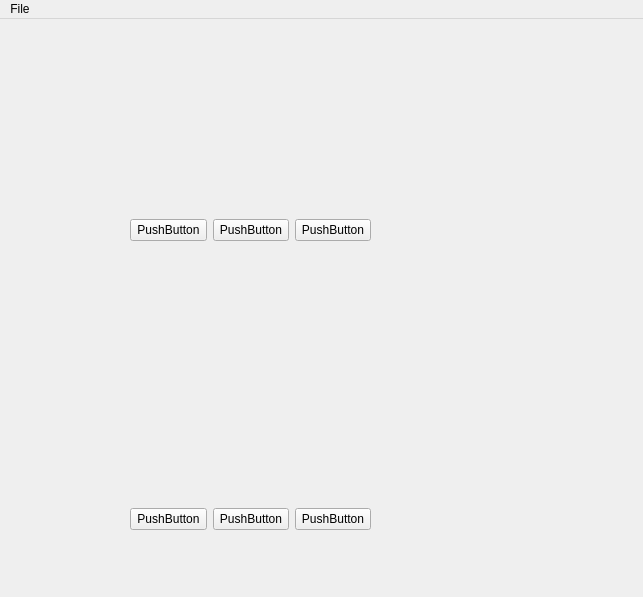
The window that mainwindow.ui (momomozakiki/ExcelReader) describes before a commit, drawn with Qt 5.
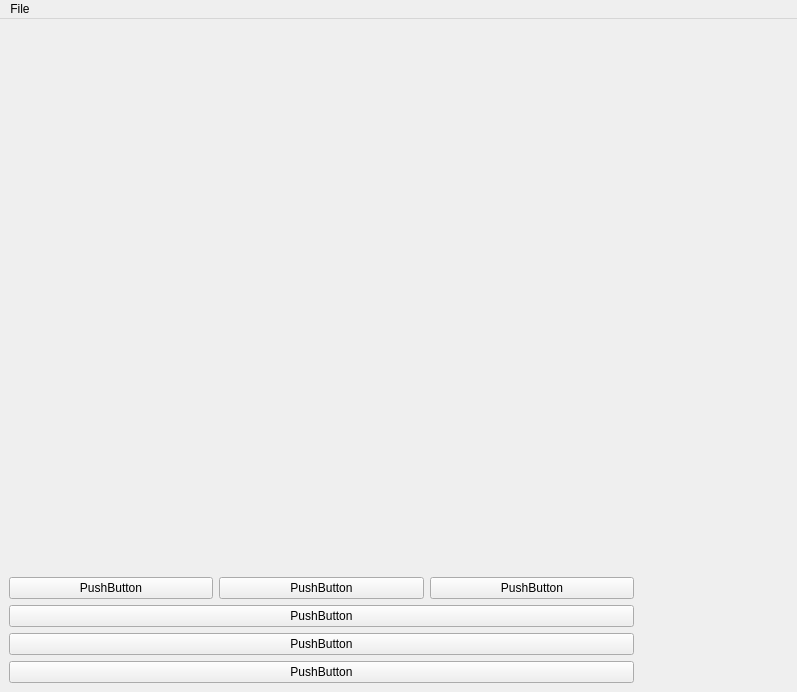
The same window after the commit. Icons and pictures are not drawn.

Commit message: create new UI using pyside-designer

What changed in the file:
```diff
--- a/mainwindow.ui
+++ b/mainwindow.ui
@@ -9,8 +9,8 @@
    <rect>
     <x>0</x>
     <y>0</y>
-    <width>643</width>
-    <height>597</height>
+    <width>797</width>
+    <height>692</height>
    </rect>
   </property>
   <property name="sizePolicy">
@@ -44,41 +44,9 @@
    <property name="layoutDirection">
     <enum>Qt::LayoutDirection::LeftToRight</enum>
    </property>
-   <widget class="QWidget" name="verticalLayoutWidget">
-    <property name="geometry">
-     <rect>
-      <x>130</x>
-      <y>200</y>
-      <width>241</width>
-      <height>311</height>
-     </rect>
-    </property>
+   <layout class="QHBoxLayout" name="horizontalLayout_3">
+    <item>
     <layout class="QVBoxLayout" name="verticalLayout">
-     <item>
-      <layout class="QHBoxLayout" name="horizontalLayout_2">
-       <item>
-        <widget class="QPushButton" name="pushButton_4">
-         <property name="text">
-          <string>PushButton</string>
-         </property>
-        </widget>
-       </item>
-       <item>
-        <widget class="QPushButton" name="pushButton_5">
-         <property name="text">
-          <string>PushButton</string>
-         </property>
-        </widget>
-       </item>
-       <item>
-        <widget class="QPushButton" name="pushButton_6">
-         <property name="text">
-          <string>PushButton</string>
-         </property>
-        </widget>
-       </item>
-      </layout>
-     </item>
      <item>
       <spacer name="verticalSpacer">
        <property name="orientation">
@@ -93,21 +61,32 @@
       </spacer>
      </item>
      <item>
-      <layout class="QHBoxLayout" name="horizontalLayout">
+       <layout class="QHBoxLayout" name="horizontalLayout_2">
        <item>
-        <widget class="QPushButton" name="pushButton">
+         <widget class="QPushButton" name="pushButton_4">
          <property name="text">
           <string>PushButton</string>
          </property>
         </widget>
        </item>
        <item>
-        <widget class="QPushButton" name="pushButton_3">
+         <widget class="QPushButton" name="pushButton_5">
          <property name="text">
           <string>PushButton</string>
          </property>
         </widget>
        </item>
+        <item>
+         <widget class="QPushButton" name="pushButton_6">
+          <property name="text">
+           <string>PushButton</string>
+          </property>
+         </widget>
+        </item>
+       </layout>
+      </item>
+      <item>
+       <layout class="QVBoxLayout" name="verticalLayout_2">
        <item>
         <widget class="QPushButton" name="pushButton_2">
          <property name="text">
@@ -115,17 +94,32 @@
          </property>
         </widget>
        </item>
+        <item>
+         <widget class="QPushButton" name="pushButton_3">
+          <property name="text">
+           <string>PushButton</string>
+          </property>
+         </widget>
+        </item>
+        <item>
+         <widget class="QPushButton" name="pushButton">
+          <property name="text">
+           <string>PushButton</string>
+          </property>
+         </widget>
+        </item>
       </layout>
      </item>
     </layout>
-   </widget>
+    </item>
+   </layout>
   </widget>
   <widget class="QMenuBar" name="menubar">
    <property name="geometry">
     <rect>
      <x>0</x>
      <y>0</y>
-     <width>643</width>
+     <width>797</width>
      <height>33</height>
     </rect>
    </property>
```
Lines whose indentation alone changed are shown as unchanged. The commit also changes 1 other file.
